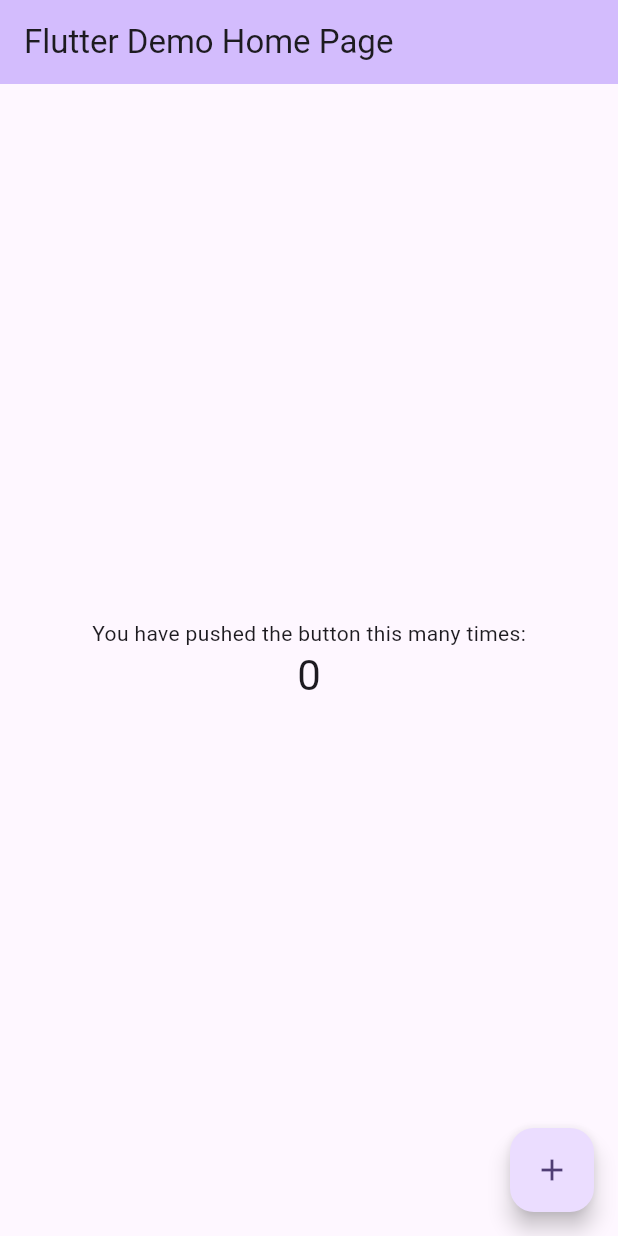
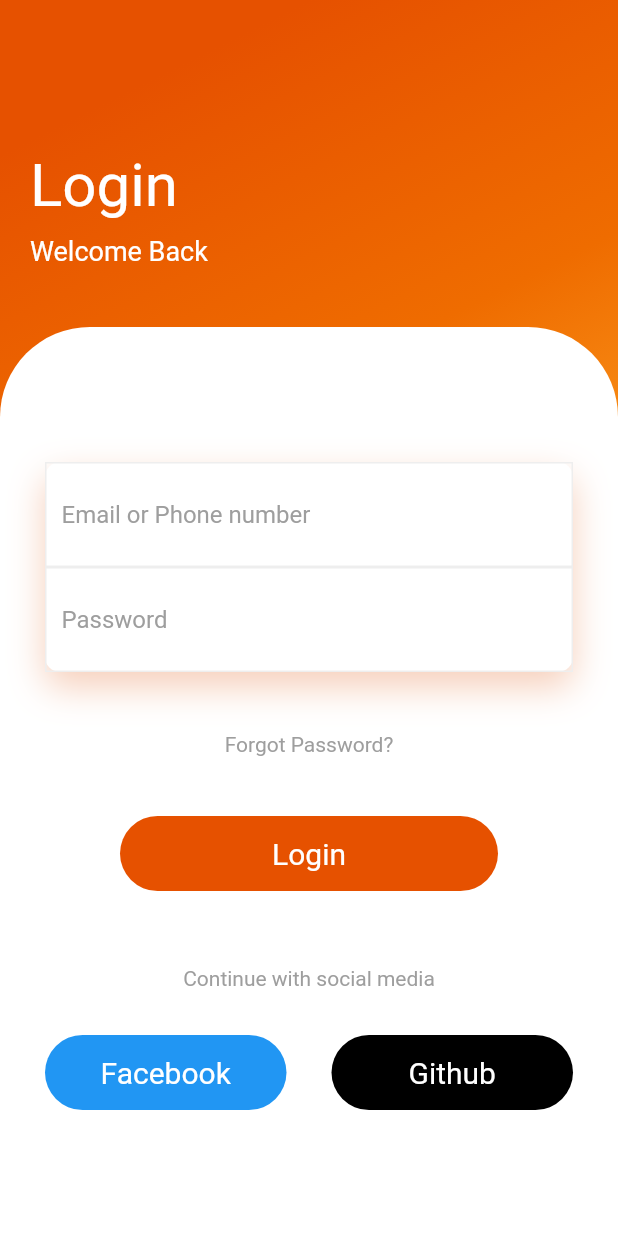
Before and after one commit to nishansr/firebase_authentication_flutter, a Flutter app: the screen it shows after launch, on a phone screen of 412 x 824 dp. Run offline on Flutter 3.47's test engine with Material 2 defaults, Android fonts, the phone set to English and light mode, and no system bars.

Commit message:
login page added

```diff
--- a/lib/main.dart
+++ b/lib/main.dart
@@ -1,110 +1,20 @@
+import 'package:authentication/screens/home_screen.dart';
+import 'package:authentication/screens/login_screen.dart';
 import 'package:flutter/material.dart';
 
 void main() {
-  runApp(const MyApp());
+  runApp(MyApp());
 }
 
 class MyApp extends StatelessWidget {
   const MyApp({super.key});
 
-  // This widget is the root of your application.
   @override
   Widget build(BuildContext context) {
     return MaterialApp(
-      title: 'Flutter Demo',
-      theme: ThemeData(
-        colorScheme: ColorScheme.fromSeed(seedColor: Colors.deepPurple),
-        useMaterial3: true,
-      ),
-      home: const MyHomePage(title: 'Flutter Demo Home Page'),
+      debugShowCheckedModeBanner: false,
+      title: "Authentication",
+      home: LoginPage(),
     );
   }
 }
-
-class MyHomePage extends StatefulWidget {
-  const MyHomePage({super.key, required this.title});
-
-  // This widget is the home page of your application. It is stateful, meaning
-  // that it has a State object (defined below) that contains fields that affect
-  // how it looks.
-
-  // This class is the configuration for the state. It holds the values (in this
-  // case the title) provided by the parent (in this case the App widget) and
-  // used by the build method of the State. Fields in a Widget subclass are
-  // always marked "final".
-
-  final String title;
-
-  @override
-  State<MyHomePage> createState() => _MyHomePageState();
-}
-
-class _MyHomePageState extends State<MyHomePage> {
-  int _counter = 0;
-
-  void _incrementCounter() {
-    setState(() {
-      // This call to setState tells the Flutter framework that something has
-      // changed in this State, which causes it to rerun the build method below
-      // so that the display can reflect the updated values. If we changed
-      // _counter without calling setState(), then the build method would not be
-      // called again, and so nothing would appear to happen.
-      _counter++;
-    });
-  }
-
-  @override
-  Widget build(BuildContext context) {
-    // This method is rerun every time setState is called, for instance as done
-    // by the _incrementCounter method above.
-    //
-    // The Flutter framework has been optimized to make rerunning build methods
-    // fast, so that you can just rebuild anything that needs updating rather
-    // than having to individually change instances of widgets.
-    return Scaffold(
-      appBar: AppBar(
-        // TRY THIS: Try changing the color here to a specific color (to
-        // Colors.amber, perhaps?) and trigger a hot reload to see the AppBar
-        // change color while the other colors stay the same.
-        backgroundColor: Theme.of(context).colorScheme.inversePrimary,
-        // Here we take the value from the MyHomePage object that was created by
-        // the App.build method, and use it to set our appbar title.
-        title: Text(widget.title),
-      ),
-      body: Center(
-        // Center is a layout widget. It takes a single child and positions it
-        // in the middle of the parent.
-        child: Column(
-          // Column is also a layout widget. It takes a list of children and
-          // arranges them vertically. By default, it sizes itself to fit its
-          // children horizontally, and tries to be as tall as its parent.
-          //
-          // Column has various properties to control how it sizes itself and
-          // how it positions its children. Here we use mainAxisAlignment to
-          // center the children vertically; the main axis here is the vertical
-          // axis because Columns are vertical (the cross axis would be
-          // horizontal).
-          //
-          // TRY THIS: Invoke "debug painting" (choose the "Toggle Debug Paint"
-          // action in the IDE, or press "p" in the console), to see the
-          // wireframe for each widget.
-          mainAxisAlignment: MainAxisAlignment.center,
-          children: <Widget>[
-            const Text(
-              'You have pushed the button this many times:',
-            ),
-            Text(
-              '$_counter',
-              style: Theme.of(context).textTheme.headlineMedium,
-            ),
-          ],
-        ),
-      ),
-      floatingActionButton: FloatingActionButton(
-        onPressed: _incrementCounter,
-        tooltip: 'Increment',
-        child: const Icon(Icons.add),
-      ), // This trailing comma makes auto-formatting nicer for build methods.
-    );
-  }
-}
--- /dev/null
+++ b/lib/screens/home_screen.dart
@@ -0,0 +1,12 @@
+import 'package:flutter/material.dart';
+
+class HomePage extends StatelessWidget {
+  const HomePage({super.key});
+
+  @override
+  Widget build(BuildContext context) {
+    return Scaffold(
+      body: Center(child: Text("Homepage")),
+    );
+  }
+}
--- /dev/null
+++ b/lib/screens/login_screen.dart
@@ -0,0 +1,181 @@
+import 'package:flutter/material.dart';
+
+//ignore_for_file: prefer_const_constructors
+class LoginPage extends StatelessWidget {
+  const LoginPage({super.key});
+
+  @override
+  Widget build(BuildContext context) {
+    return Scaffold(
+      body: Container(
+        width: double.infinity,
+        decoration: BoxDecoration(
+          gradient: LinearGradient(
+            begin: Alignment.topCenter,
+            colors: [
+              Colors.orange[900]!,
+              Colors.orange[800]!,
+              Colors.orange[400]!,
+            ],
+          ),
+        ),
+        child: Column(
+          crossAxisAlignment: CrossAxisAlignment.start,
+          children: [
+            SizedBox(height: 80),
+            Padding(
+              padding: EdgeInsets.all(20),
+              child: Column(
+                crossAxisAlignment: CrossAxisAlignment.start,
+                children: [
+                  Text(
+                    "Login",
+                    style: TextStyle(fontSize: 40, color: Colors.white),
+                  ),
+                  SizedBox(height: 10),
+                  Text(
+                    "Welcome Back",
+                    style: TextStyle(fontSize: 18, color: Colors.white),
+                  ),
+                ],
+              ),
+            ),
+            SizedBox(height: 20),
+            Expanded(
+              child: Container(
+                decoration: BoxDecoration(
+                    color: Colors.white,
+                    borderRadius: BorderRadius.only(
+                      topLeft: Radius.circular(60),
+                      topRight: Radius.circular(60),
+                    )),
+                child: SingleChildScrollView(
+                  child: Padding(
+                    padding: EdgeInsets.all(30),
+                    child: Column(children: [
+                      SizedBox(height: 60),
+                      Container(
+                        decoration: BoxDecoration(
+                            color: Colors.white,
+                            borderRadius: BorderRadius.circular(10),
+                            boxShadow: [
+                              BoxShadow(
+                                  color: Color.fromRGBO(225, 95, 27, 0.3),
+                                  blurRadius: 20,
+                                  offset: Offset(0, 10))
+                            ]),
+                        child: Column(
+                          children: [
+                            //! Username Input
+                            Container(
+                              padding: EdgeInsets.all(10),
+                              decoration: BoxDecoration(
+                                  border: Border.all(color: Colors.grey[200]!)),
+                              child: TextField(
+                                decoration: InputDecoration(
+                                    hintText: "Email or Phone number",
+                                    hintStyle: TextStyle(color: Colors.grey),
+                                    border: InputBorder.none),
+                              ),
+                            ),
+
+                            //! Password Input
+                            Container(
+                              padding: EdgeInsets.all(10),
+                              decoration: BoxDecoration(
+                                  border: Border.all(color: Colors.grey[200]!)),
+                              child: TextField(
+                                obscureText: true,
+                                decoration: InputDecoration(
+                                    hintText: "Password",
+                                    hintStyle: TextStyle(color: Colors.grey),
+                                    border: InputBorder.none),
+                              ),
+                            ),
+                          ],
+                        ),
+                      ),
+                      SizedBox(height: 40),
+                      Text("Forgot Password?",
+                          style: TextStyle(color: Colors.grey)),
+                      SizedBox(height: 40),
+                      Container(
+                        height: 50,
+                        width: double.infinity,
+                        margin: EdgeInsets.symmetric(horizontal: 50),
+                        decoration: BoxDecoration(
+                          borderRadius: BorderRadius.circular(50),
+                          color: Colors.orange[900],
+                        ),
+                        child: Center(
+                          child: Text(
+                            "Login",
+                            style: TextStyle(
+                              fontSize: 20,
+                              color: Colors.white,
+                            ),
+                          ),
+                        ),
+                      ),
+                      SizedBox(height: 50),
+                      Text(
+                        "Continue with social media",
+                        style: TextStyle(color: Colors.grey),
+                      ),
+                      SizedBox(height: 30),
+                      Row(
+                        children: [
+                          //! Facebook
+                          Expanded(
+                            child: Container(
+                              height: 50,
+                              decoration: BoxDecoration(
+                                borderRadius: BorderRadius.circular(50),
+                                color: Colors.blue,
+                              ),
+                              child: Center(
+                                child: Text(
+                                  "Facebook",
+                                  style: TextStyle(
+                                    color: Colors.white,
+                                    fontSize: 20,
+                                  ),
+                                ),
+                              ),
+                            ),
+                          ),
+
+                          SizedBox(width: 30),
+
+                          //! Github
+                          Expanded(
+                            child: Container(
+                              height: 50,
+                              decoration: BoxDecoration(
+                                borderRadius: BorderRadius.circular(50),
+                                color: Colors.black,
+                              ),
+                              child: Center(
+                                child: Text(
+                                  "Github",
+                                  style: TextStyle(
+                                    color: Colors.white,
+                                    fontSize: 20,
+                                  ),
+                                ),
+                              ),
+                            ),
+                          )
+                        ],
+                      )
+                    ]),
+                  ),
+                ),
+              ),
+            )
+          ],
+        ),
+      ),
+    );
+  }
+}
```
Also changed, not shown: 1 other file.
